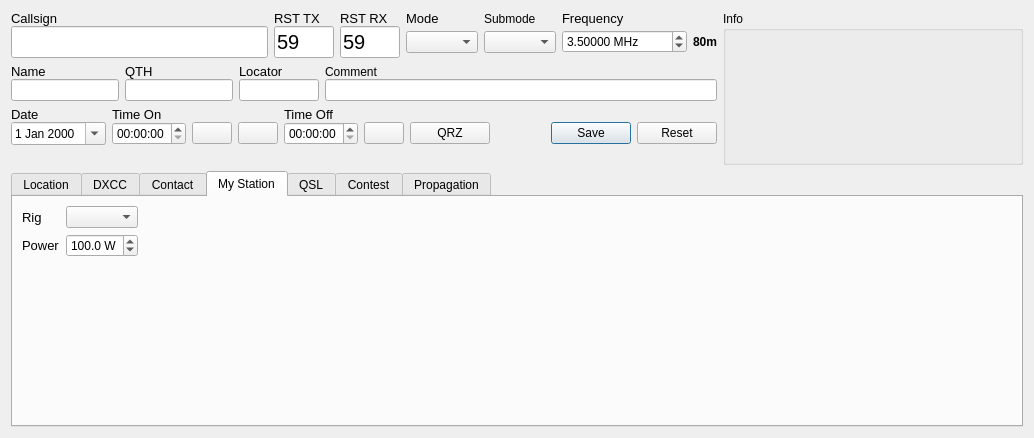
Before: the Qt Designer form ui/NewContactWidget.ui in 7h0ma5/QLog, drawn with Qt 5.
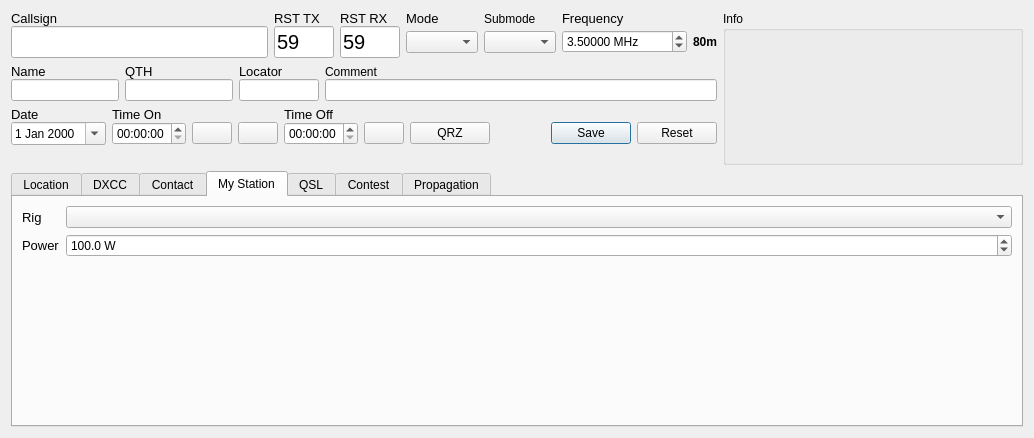
After: the same form once the commit is applied. The open tabs and pages were chosen to show the change. Icons and pictures are not drawn. Custom widgets are drawn as their Qt base class.

Patch:
```diff
--- a/ui/NewContactWidget.ui
+++ b/ui/NewContactWidget.ui
@@ -930,8 +930,35 @@
       <attribute name="title">
        <string>My Station</string>
       </attribute>
-      <layout class="QGridLayout" name="gridLayout_11">
-       <item row="1" column="1" colspan="2">
+      <layout class="QFormLayout" name="formLayout_4">
+       <item row="0" column="0">
+        <widget class="QLabel" name="rigLabel">
+         <property name="font">
+          <font>
+           <pointsize>10</pointsize>
+          </font>
+         </property>
+         <property name="text">
+          <string>Rig</string>
+         </property>
+        </widget>
+       </item>
+       <item row="0" column="1">
+        <widget class="QComboBox" name="rigEdit"/>
+       </item>
+       <item row="1" column="0">
+        <widget class="QLabel" name="powerLabel">
+         <property name="font">
+          <font>
+           <pointsize>10</pointsize>
+          </font>
+         </property>
+         <property name="text">
+          <string>Power</string>
+         </property>
+        </widget>
+       </item>
+       <item row="1" column="1">
         <widget class="QDoubleSpinBox" name="powerEdit">
          <property name="suffix">
           <string> W</string>
@@ -947,59 +974,6 @@
          </property>
         </widget>
        </item>
-       <item row="0" column="0">
-        <widget class="QLabel" name="rigLabel">
-         <property name="font">
-          <font>
-           <pointsize>10</pointsize>
-          </font>
-         </property>
-         <property name="text">
-          <string>Rig</string>
-         </property>
-        </widget>
-       </item>
-       <item row="1" column="0">
-        <widget class="QLabel" name="powerLabel">
-         <property name="font">
-          <font>
-           <pointsize>10</pointsize>
-          </font>
-         </property>
-         <property name="text">
-          <string>Power</string>
-         </property>
-        </widget>
-       </item>
-       <item row="2" column="0">
-        <spacer name="verticalSpacer_3">
-         <property name="orientation">
-          <enum>Qt::Vertical</enum>
-         </property>
-         <property name="sizeHint" stdset="0">
-          <size>
-           <width>20</width>
-           <height>40</height>
-          </size>
-         </property>
-        </spacer>
-       </item>
-       <item row="0" column="1" colspan="2">
-        <widget class="QComboBox" name="rigEdit"/>
-       </item>
-       <item row="1" column="3">
-        <spacer name="horizontalSpacer_4">
-         <property name="orientation">
-          <enum>Qt::Horizontal</enum>
-         </property>
-         <property name="sizeHint" stdset="0">
-          <size>
-           <width>40</width>
-           <height>20</height>
-          </size>
-         </property>
-        </spacer>
-       </item>
       </layout>
      </widget>
      <widget class="QWidget" name="tab_4">
```
Left out of the diff: 732 changed lines with no effect on the pictures.
